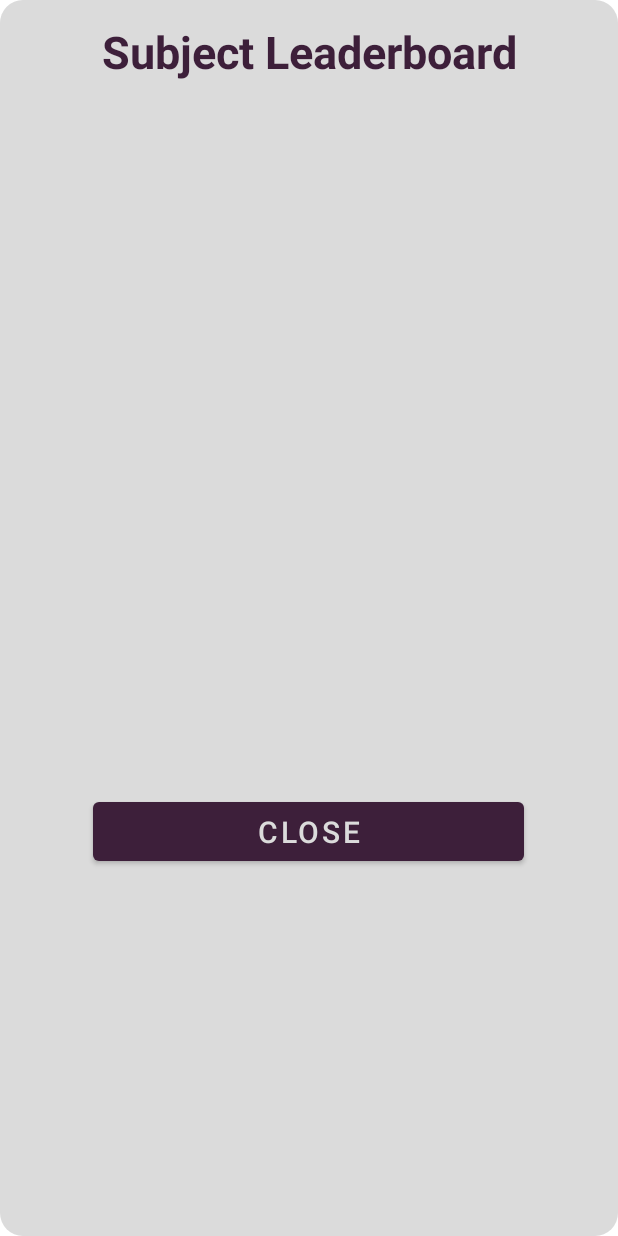
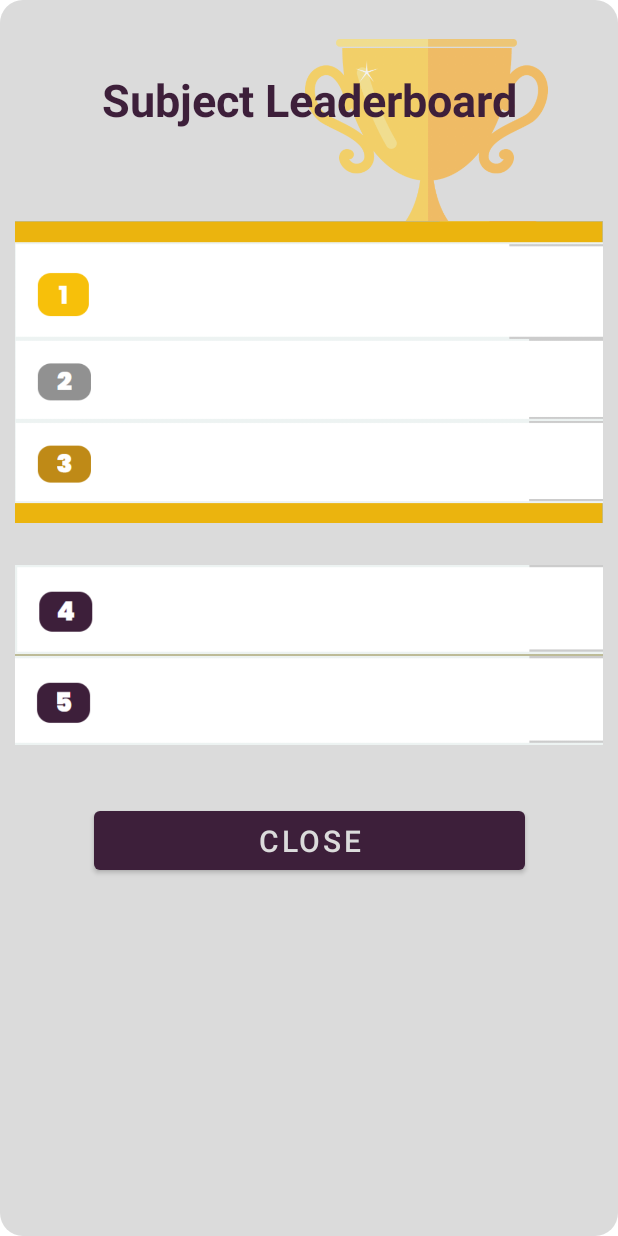
Before and after one commit to catherinepaopao/the-grind, an Android app: the layout question_leaderboard_dialog.xml on its own in the app's theme, with its tools: preview values and no code run, on a phone screen of 412 x 824 dp. Run offline under Robolectric (Android 15) with nearby library versions, the light colour scheme and no system bars.

Commit message:
leaderboard mock

```diff
--- a/app/src/main/res/layout/question_leaderboard_dialog.xml
+++ b/app/src/main/res/layout/question_leaderboard_dialog.xml
@@ -6,40 +6,124 @@
     android:layout_height="match_parent"
     android:background="@drawable/question_bg">
 
+    <ImageView
+        android:id="@+id/imageView"
+        android:layout_width="202dp"
+        android:layout_height="192dp"
+        android:layout_marginTop="16dp"
+        app:layout_constraintEnd_toEndOf="parent"
+        app:layout_constraintHorizontal_bias="0.913"
+        app:layout_constraintStart_toStartOf="parent"
+        app:layout_constraintTop_toTopOf="parent"
+        app:srcCompat="@drawable/tropyy" />
+
     <TextView
         android:id="@+id/subj_leaderboard"
         android:layout_width="380dp"
         android:layout_height="49dp"
-        android:layout_marginTop="4dp"
+        android:layout_marginTop="36dp"
         android:text="Subject Leaderboard"
         android:textAlignment="center"
         android:textColor="@color/dark_purple"
         android:textSize="30sp"
         android:textStyle="bold"
         app:layout_constraintEnd_toEndOf="parent"
-        app:layout_constraintHorizontal_bias="0.483"
+        app:layout_constraintHorizontal_bias="0.516"
         app:layout_constraintStart_toStartOf="parent"
         app:layout_constraintTop_toTopOf="parent" />
 
-    <androidx.recyclerview.widget.RecyclerView
-        android:id="@+id/recyclerView"
-        android:layout_width="366dp"
-        android:layout_height="366dp"
-        android:layout_marginTop="3dp"
+    <ImageView
+        android:id="@+id/imageView2"
+        android:layout_width="match_parent"
+        android:layout_height="201dp"
+        android:layout_marginTop="52dp"
+        android:scaleType="fitXY"
+        app:layout_constraintEnd_toEndOf="parent"
+        app:layout_constraintHorizontal_bias="0.0"
+        app:layout_constraintStart_toStartOf="parent"
+        app:layout_constraintTop_toBottomOf="@+id/subj_leaderboard"
+        app:srcCompat="@drawable/top3" />
+
+    <ImageView
+        android:id="@+id/imageView3"
+        android:layout_width="match_parent"
+        android:layout_height="120dp"
+        android:layout_marginTop="28dp"
+        android:scaleType="fitXY"
         app:layout_constraintEnd_toEndOf="parent"
         app:layout_constraintStart_toStartOf="parent"
-        app:layout_constraintTop_toBottomOf="@+id/subj_leaderboard" />
+        app:layout_constraintTop_toBottomOf="@+id/imageView2"
+        app:srcCompat="@drawable/others" />
 
     <Button
         android:id="@+id/close_leaderboard"
         android:layout_width="287dp"
         android:layout_height="51dp"
-        android:layout_marginTop="96dp"
+        android:layout_marginTop="40dp"
         android:text="@string/close"
         android:textSize="20sp"
         app:layout_constraintEnd_toEndOf="parent"
-        app:layout_constraintHorizontal_bias="0.498"
         app:layout_constraintStart_toStartOf="parent"
-        app:layout_constraintTop_toBottomOf="@+id/recyclerView" />
+        app:layout_constraintTop_toBottomOf="@+id/lb5" />
+
+    <TextView
+        android:id="@+id/lb1"
+        android:layout_width="300dp"
+        android:layout_height="45dp"
+        android:layout_marginTop="27dp"
+        android:layout_marginEnd="12dp"
+        android:text=""
+        android:textColor="@color/black"
+        android:textSize="25sp"
+        app:layout_constraintEnd_toEndOf="parent"
+        app:layout_constraintTop_toTopOf="@+id/imageView2" />
+
+    <TextView
+        android:id="@+id/lb5"
+        android:layout_width="300dp"
+        android:layout_height="45dp"
+        android:layout_marginTop="12dp"
+        android:layout_marginEnd="12dp"
+        android:text=""
+        android:textColor="@color/black"
+        android:textSize="23sp"
+        app:layout_constraintEnd_toEndOf="parent"
+        app:layout_constraintTop_toBottomOf="@+id/lb4" />
+
+    <TextView
+        android:id="@+id/lb3"
+        android:layout_width="300dp"
+        android:layout_height="45dp"
+        android:layout_marginTop="12dp"
+        android:layout_marginEnd="12dp"
+        android:text=""
+        android:textColor="@color/black"
+        android:textSize="23sp"
+        app:layout_constraintEnd_toEndOf="parent"
+        app:layout_constraintTop_toBottomOf="@+id/lb2" />
+
+    <TextView
+        android:id="@+id/lb2"
+        android:layout_width="300dp"
+        android:layout_height="45dp"
+        android:layout_marginTop="12dp"
+        android:layout_marginEnd="12dp"
+        android:text=""
+        android:textColor="@color/black"
+        android:textSize="23sp"
+        app:layout_constraintEnd_toEndOf="parent"
+        app:layout_constraintTop_toBottomOf="@+id/lb1" />
+
+    <TextView
+        android:id="@+id/lb4"
+        android:layout_width="300dp"
+        android:layout_height="45dp"
+        android:layout_marginTop="15dp"
+        android:layout_marginEnd="12dp"
+        android:text=""
+        android:textColor="@color/black"
+        android:textSize="23sp"
+        app:layout_constraintEnd_toEndOf="parent"
+        app:layout_constraintTop_toTopOf="@+id/imageView3" />
 
 </androidx.constraintlayout.widget.ConstraintLayout>
```
Also changed, not shown: app/src/main/java/com/idk/thegrind/Conversions.java (+52 -0 lines), app/src/main/java/com/idk/thegrind/CorrectAnswerDialog.java (+9 -5 lines), app/src/main/java/com/idk/thegrind/GameData.java (+7 -3 lines), app/src/main/java/com/idk/thegrind/LeaderboardDialog.java (+46 -0 lines), app/src/main/java/com/idk/thegrind/QuestionDialog.java (+8 -1 lines), app/src/main/res/drawable-v24/others.png (added), app/src/main/res/drawable-v24/top3.png (added), app/src/main/res/drawable-v24/tropyy.png (added).
